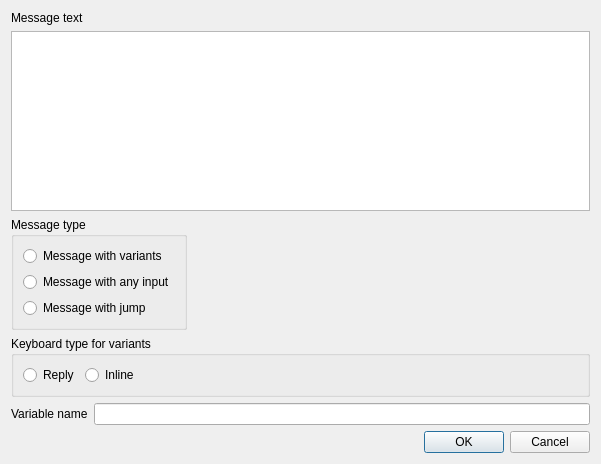
cuttlesystems/simplegram, file simple_gram_desktop/constructor_app/widgets/bot_editor/message_editor_dialog.ui: the form before one commit.
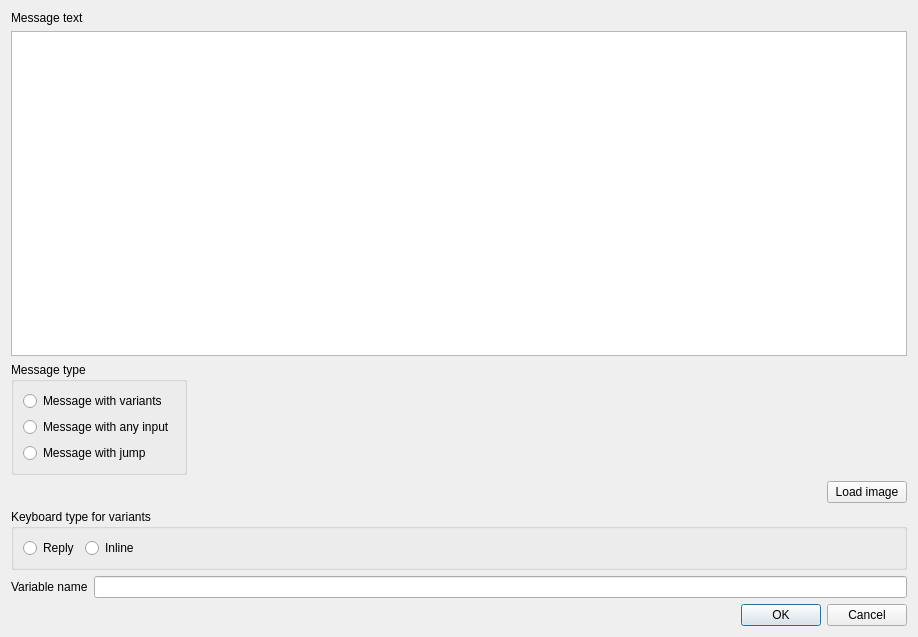
The form after the commit.

Commit message: qt: загрузка изображения работает, но с багом при повторном открытии msg dialog

```diff
--- a/simple_gram_desktop/constructor_app/widgets/bot_editor/message_editor_dialog.ui
+++ b/simple_gram_desktop/constructor_app/widgets/bot_editor/message_editor_dialog.ui
@@ -6,8 +6,8 @@
    <rect>
     <x>0</x>
     <y>0</y>
-    <width>601</width>
-    <height>464</height>
+    <width>918</width>
+    <height>637</height>
    </rect>
   </property>
   <property name="windowTitle">
@@ -100,6 +100,42 @@
      </item>
     </layout>
    </item>
+   <item>
+    <layout class="QHBoxLayout" name="horizontalLayout_5">
+     <property name="bottomMargin">
+      <number>0</number>
+     </property>
+     <item>
+      <spacer name="horizontalSpacer_4">
+       <property name="orientation">
+        <enum>Qt::Horizontal</enum>
+       </property>
+       <property name="sizeHint" stdset="0">
+        <size>
+         <width>40</width>
+         <height>20</height>
+        </size>
+       </property>
+      </spacer>
+     </item>
+     <item>
+      <widget class="QPushButton" name="load_image_button">
+       <property name="maximumSize">
+        <size>
+         <width>130</width>
+         <height>16777215</height>
+        </size>
+       </property>
+       <property name="layoutDirection">
+        <enum>Qt::LeftToRight</enum>
+       </property>
+       <property name="text">
+        <string>Load image</string>
+       </property>
+      </widget>
+     </item>
+    </layout>
+   </item>
    <item>
     <widget class="QGroupBox" name="groupBox">
      <property name="title">
```
The commit also changes 3 other files.
